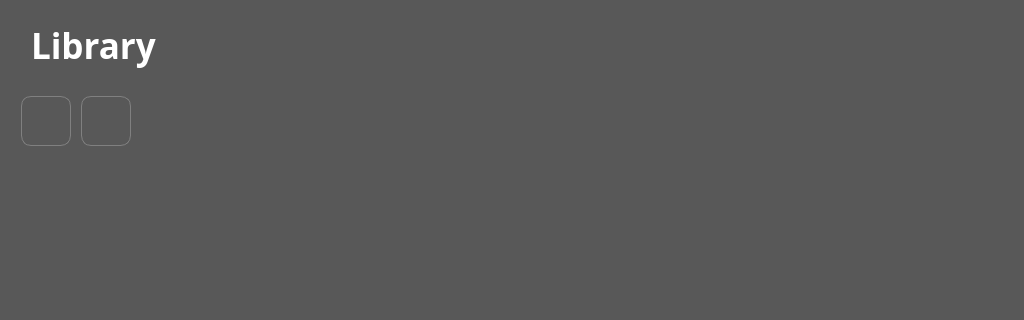
The window that Game Launcher/GameLauncher.ui (startergate/The-Intersection) describes before a commit, drawn with Qt 5; both pictures show x 0 to 1024 and y 0 to 320 of the 1024 by 670 pixel window.
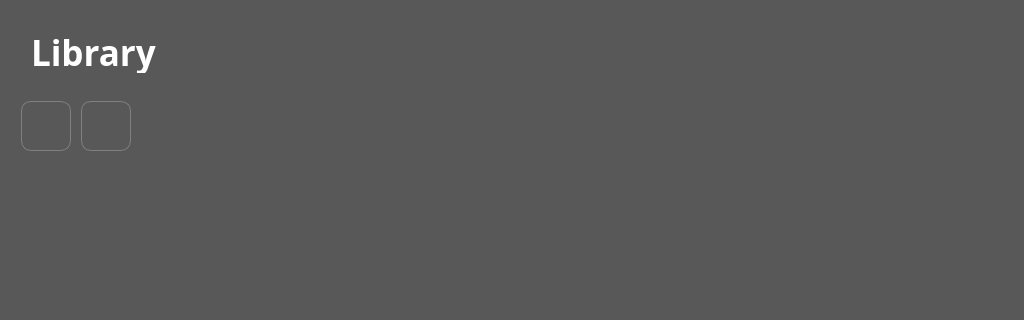
The same window after the commit. The open tabs and pages were chosen to show the change. Icons and pictures are not drawn.

```diff
--- a/Game Launcher/GameLauncher.ui
+++ b/Game Launcher/GameLauncher.ui
@@ -21,8 +21,46 @@
     <string notr="true">background-color: rgb(88, 88, 88)</string>
    </property>
    <layout class="QGridLayout" name="gridLayout">
-    <item row="1" column="0">
-     <widget class="QScrollArea" name="scrollArea">
+    <item row="0" column="0">
+     <widget class="QStackedWidget" name="stackedWidget">
+      <property name="currentIndex">
+       <number>1</number>
+      </property>
+      <widget class="QWidget" name="page">
+       <widget class="QLabel" name="library">
+        <property name="geometry">
+         <rect>
+          <x>0</x>
+          <y>10</y>
+          <width>1006</width>
+          <height>62</height>
+         </rect>
+        </property>
+        <property name="font">
+         <font>
+          <family>Avenir LT Std 65 Medium</family>
+          <pointsize>26</pointsize>
+          <weight>75</weight>
+          <bold>true</bold>
+         </font>
+        </property>
+        <property name="styleSheet">
+         <string notr="true">color: rgb(255, 255, 255);
+margin: 10px;</string>
+        </property>
+        <property name="text">
+         <string>Library</string>
+        </property>
+       </widget>
+       <widget class="QScrollArea" name="libraryApps">
+        <property name="geometry">
+         <rect>
+          <x>0</x>
+          <y>80</y>
+          <width>1006</width>
+          <height>323</height>
+         </rect>
+        </property>
       <property name="whatsThis">
        <string>Counter-Strike</string>
       </property>
@@ -38,7 +76,7 @@
          <x>0</x>
          <y>0</y>
          <width>1006</width>
-         <height>584</height>
+           <height>323</height>
         </rect>
        </property>
        <widget class="QPushButton" name="game10">
@@ -95,9 +133,17 @@
        </widget>
       </widget>
      </widget>
-    </item>
-    <item row="0" column="0">
-     <widget class="QLabel" name="label">
+      </widget>
+      <widget class="QWidget" name="page_2">
+       <widget class="QLabel" name="gameInfoName">
+        <property name="geometry">
+         <rect>
+          <x>0</x>
+          <y>10</y>
+          <width>1006</width>
+          <height>62</height>
+         </rect>
+        </property>
       <property name="font">
        <font>
         <family>Avenir LT Std 65 Medium</family>
@@ -111,8 +157,10 @@
 margin: 10px;</string>
       </property>
       <property name="text">
-       <string>Library</string>
-      </property>
+         <string>GAME_NAME</string>
+        </property>
+       </widget>
+      </widget>
      </widget>
     </item>
    </layout>
```
Lines whose indentation alone changed are shown as unchanged.
